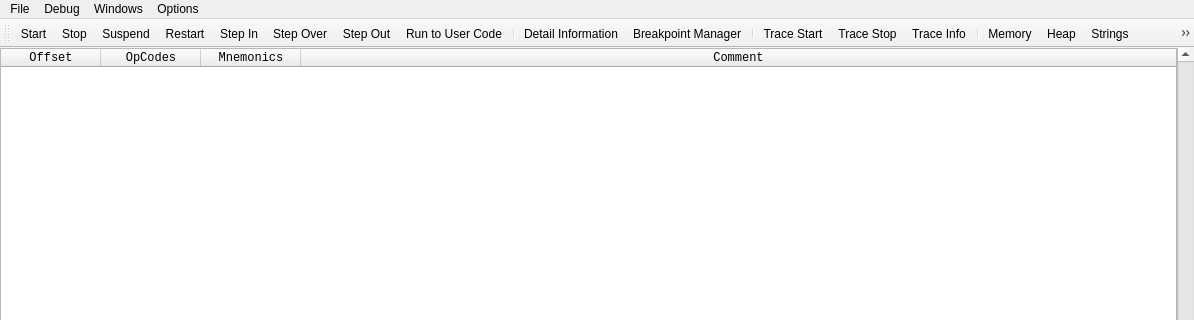
The window that qtNanomite/qtDLGNanomite.ui (zer0fl4g/Nanomite) describes before a commit, drawn with Qt 5; both pictures show x 0 to 1194 and y 0 to 320 of the 1194 by 826 pixel window.
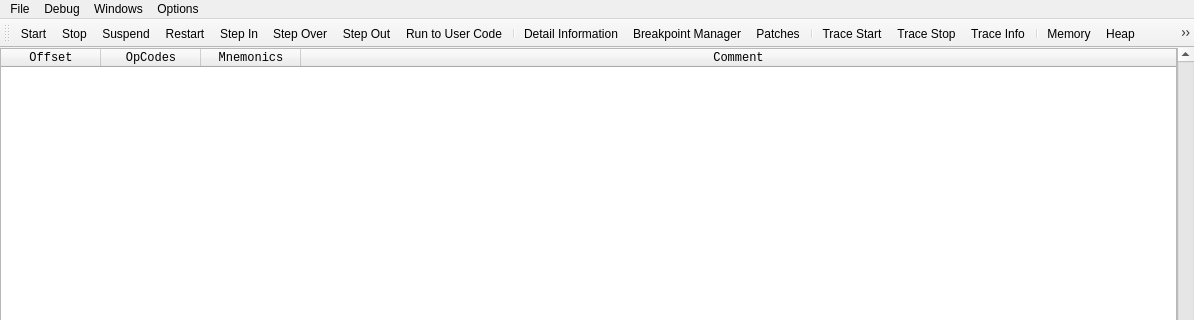
The same window after the commit. Icons and pictures are not drawn.

Patch:
```diff
--- a/qtNanomite/qtDLGNanomite.ui
+++ b/qtNanomite/qtDLGNanomite.ui
@@ -305,6 +305,7 @@
    <addaction name="separator"/>
    <addaction name="actionWindow_Detail_Information"/>
    <addaction name="actionWindow_Breakpoint_Manager"/>
+   <addaction name="actionWindow_Show_Patches"/>
    <addaction name="separator"/>
    <addaction name="actionDebug_Trace_Start"/>
    <addaction name="actionDebug_Trace_Stop"/>
@@ -568,6 +569,16 @@
     <string>Functions</string>
    </property>
   </action>
+  <action name="actionWindow_Show_Patches">
+   <property name="icon">
+    <iconset resource="qtDLGNanomite.qrc">
+     <normaloff>:/DLGNanomite/Icons/ID_PatchManager.ico</normaloff>
+     <normalon>:/DLGNanomite/Icons/ID_PatchManager.ico</normalon>:/DLGNanomite/Icons/ID_PatchManager.ico</iconset>
+   </property>
+   <property name="text">
+    <string>Patches</string>
+   </property>
+  </action>
  </widget>
  <layoutdefault spacing="6" margin="11"/>
  <resources>
```
Left out of the diff: 19 changed lines with no effect on the pictures.
